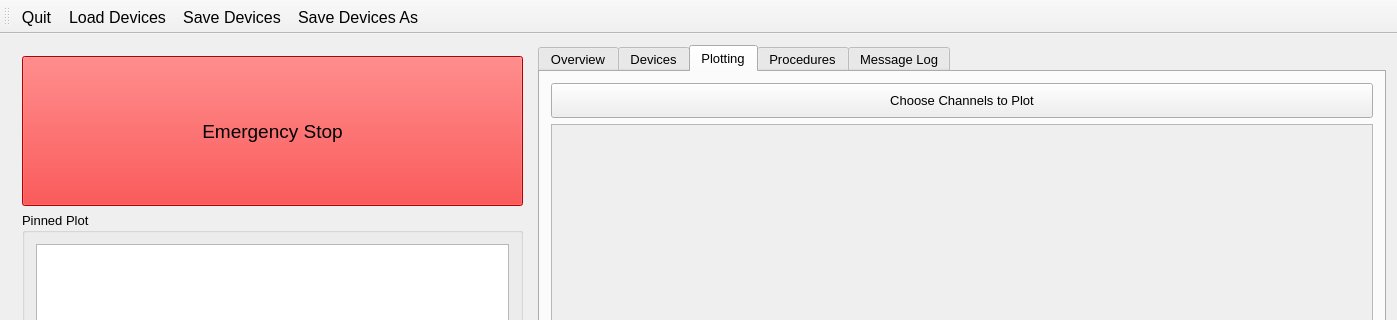
Above: Software/ControlSystem/qt/designer/MainWindow.ui from DanielWinklehner/Ion-Source-Control-System before the change; both pictures show x 0 to 1397 and y 0 to 320 of the 1397 by 813 pixel window. Below: the same form after it.
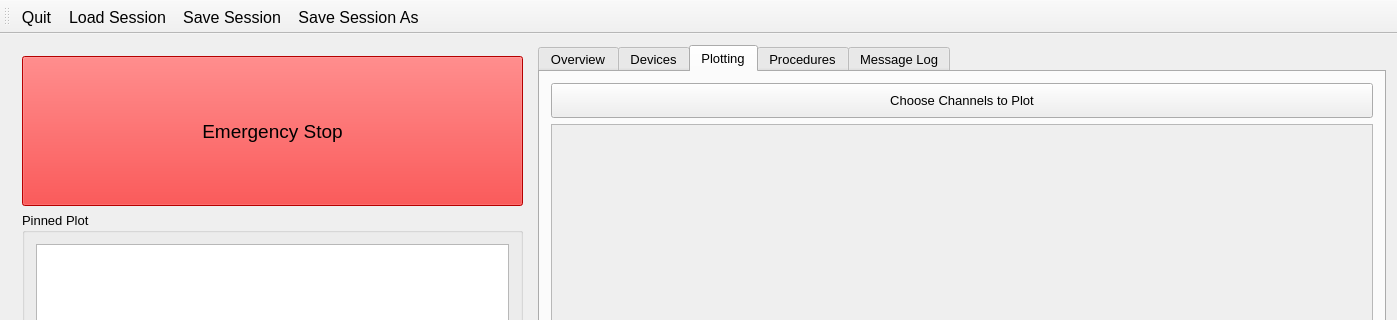
That is the form after the change. The open tabs and pages were chosen to show the change. Custom widgets are drawn as their Qt base class.

Commit message: can now save/load pid procedures and some settings

Diff of the .ui file:
```diff
--- a/Software/ControlSystem/qt/designer/MainWindow.ui
+++ b/Software/ControlSystem/qt/designer/MainWindow.ui
@@ -727,7 +727,7 @@
   </action>
   <action name="btnLoad">
    <property name="text">
-    <string>Load Devices</string>
+    <string>Load Session</string>
    </property>
    <property name="toolTip">
     <string>Load Devices</string>
@@ -735,12 +735,12 @@
   </action>
   <action name="btnSave">
    <property name="text">
-    <string>Save Devices</string>
+    <string>Save Session</string>
    </property>
   </action>
   <action name="btnSaveAs">
    <property name="text">
-    <string>Save Devices As</string>
+    <string>Save Session As</string>
    </property>
   </action>
  </widget>
```
Left out of the diff: 14 changed lines with no effect on the pictures. The commit also changes 4 other files.
